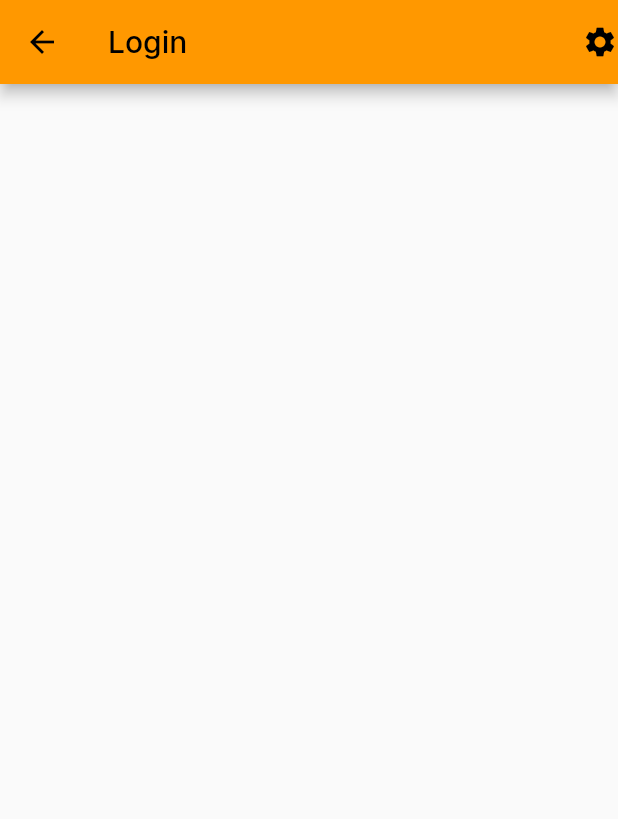
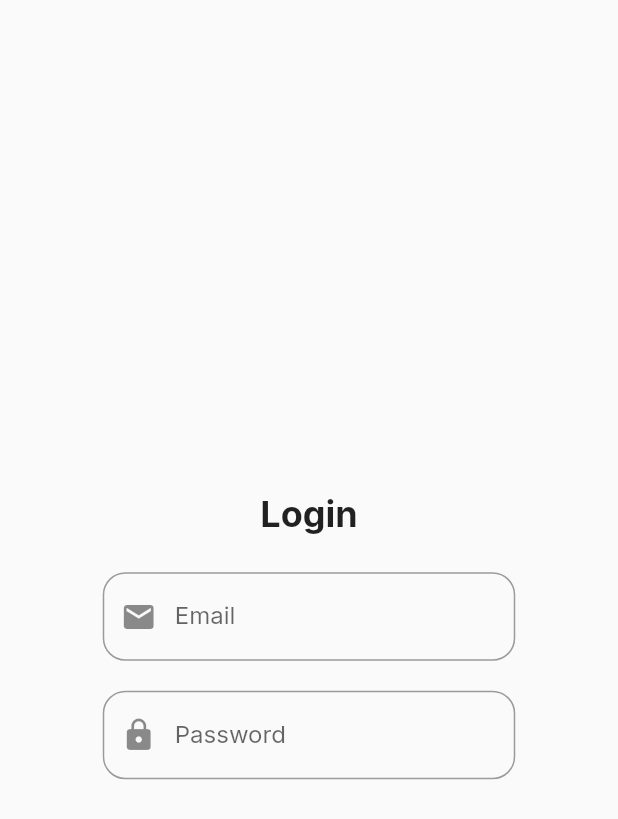
Before and after one commit to n0sec/MapleTracker, a Flutter app: the LoginScreen screen opened by its route, on a phone screen of 412 x 824 dp. Shown: the top 819 px of the screen. Run offline on Flutter 3.47's test engine with Material 2 defaults, Android fonts, the phone set to English and light mode, and no system bars; our stand-ins replace google_fonts.

Commit message:
updated login screen

```diff
--- a/lib/screens/login.dart
+++ b/lib/screens/login.dart
@@ -10,12 +10,64 @@ class LoginScreen extends StatefulWidget {
 }
 
 class _LoginScreenState extends State<LoginScreen> {
+  final emailController = TextEditingController();
+  final passwordController = TextEditingController();
+
   @override
   Widget build(BuildContext context) {
     return Scaffold(
-      appBar: AppBar(
-        title: const Text('Login'),
-        actions: const [Icon(Icons.settings)],
+      body: Center(
+        child: SizedBox(
+          width: 275,
+          child: Column(
+            mainAxisAlignment: MainAxisAlignment.center,
+            children: [
+              Padding(
+                padding: const EdgeInsets.all(24.0),
+                child: Row(
+                  mainAxisAlignment: MainAxisAlignment.center,
+                  children: const [
+                    Text(
+                      'Login',
+                      style: TextStyle(
+                        fontSize: 24,
+                        fontWeight: FontWeight.bold,
+                      ),
+                    ),
+                  ],
+                ),
+              ),
+              TextField(
+                controller: emailController,
+                cursorColor: Colors.black,
+                textInputAction: TextInputAction.next,
+                decoration: InputDecoration(
+                  labelText: 'Email',
+                  prefixIcon: const Icon(Icons.email),
+                  border: OutlineInputBorder(
+                    borderRadius: BorderRadius.circular(15.0),
+                  ),
+                ),
+              ),
+              const SizedBox(
+                height: 20,
+              ),
+              TextField(
+                controller: passwordController,
+                cursorColor: Colors.black,
+                textInputAction: TextInputAction.next,
+                decoration: InputDecoration(
+                  labelText: 'Password',
+                  prefixIcon: const Icon(Icons.lock),
+                  border: OutlineInputBorder(
+                    borderRadius: BorderRadius.circular(15.0),
+                  ),
+                ),
+                obscureText: true,
+              ),
+            ],
+          ),
+        ),
       ),
     );
   }
```
